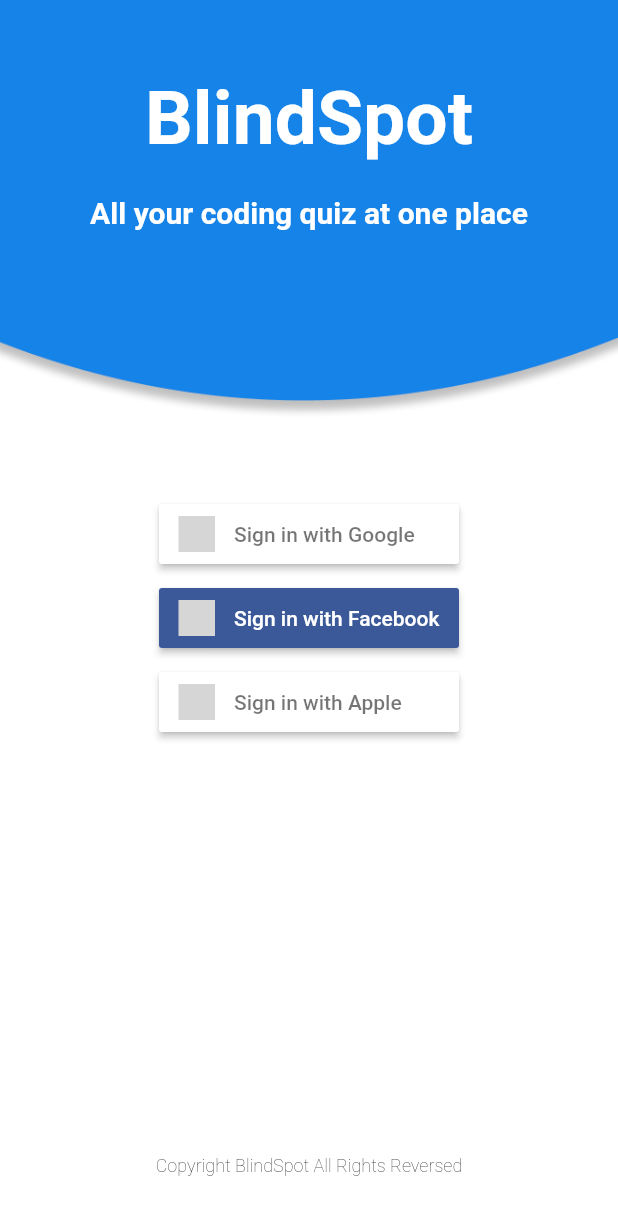
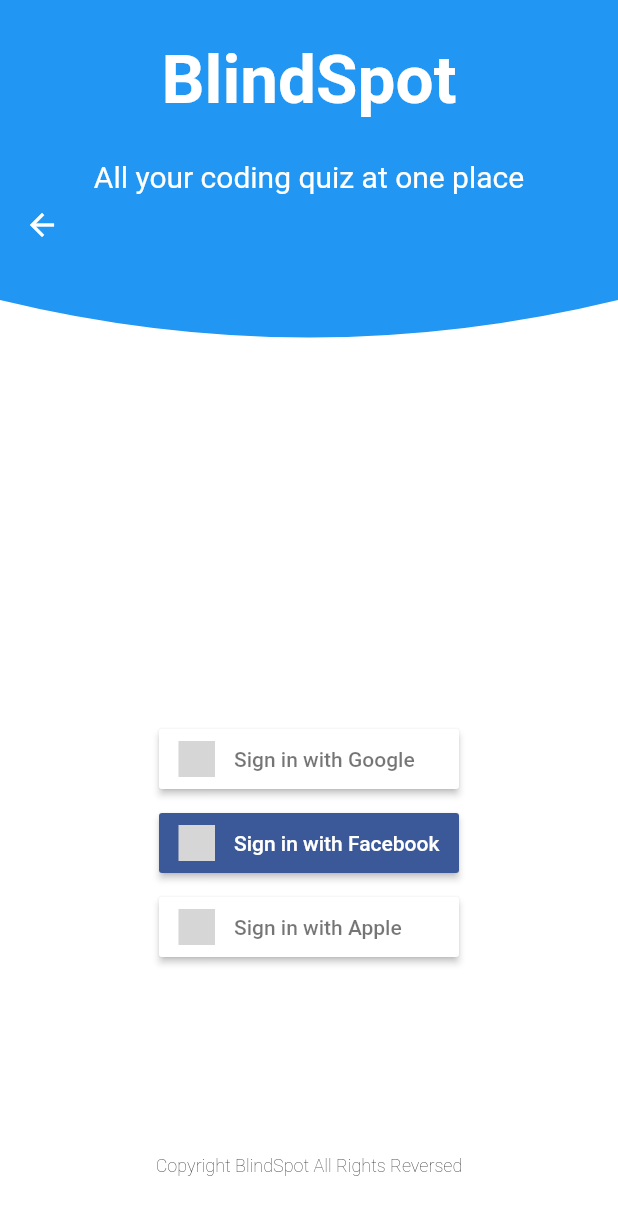
Before and after one commit to sheetalturaga/Tech-Interview-Prep-flutter-mobile-app, a Flutter app: the screen it shows after launch, after a tap on "Login", on a phone screen of 412 x 824 dp. Shown: the top 1215 px of the screen. Run offline on Flutter 3.47's test engine with Material 2 defaults, Android fonts, the phone set to English and light mode, and no system bars; our stand-ins replace cloud_firestore, firebase_auth, firebase_core, firebase_database, firebase_storage, flutter_signin_button and 3 more; missing offline and left inert: flutter_facebook_auth, the_apple_sign_in; accounts and stored records are empty; grey boxes are pictures that could not be loaded.

Commit message:
fix android display issue

```diff
--- a/blindspot_app/lib/screens/landing_screen.dart
+++ b/blindspot_app/lib/screens/landing_screen.dart
@@ -3,6 +3,8 @@ import 'package:blindspot_app/screens/about_screen.dart';
 import 'package:blindspot_app/screens/login_screen.dart';
 import 'package:flutter/material.dart';
 import 'package:get/get.dart';
+
+import '../custom_widgets/custom_appbar.dart';
 
 class LandingScreen extends StatelessWidget {
   const LandingScreen({super.key});
@@ -11,60 +13,51 @@ class LandingScreen extends StatelessWidget {
   Widget build(BuildContext context) {
     Size size = MediaQuery.of(context).size; //total size of our screen
     // ignore: sized_box_for_whitespace
-    return Container(
-      height: size.height,
-      width: double.infinity,
-      child: Stack(
-        children: <Widget>[
-          Positioned(
-            top: 0,
-            left: 0,
-            right: 0,
-            child: Image.asset(
-              "assets/images/top.jpeg",
-              width: size.width * 1,
-              height: 300,
-              fit: BoxFit.cover,
-            ),
-          ),
-          const Positioned(
-            top: 50,
-            left: 0,
-            right: 0,
+    return Scaffold(
+      appBar: AppBar(
+        toolbarHeight: 300,
+        backgroundColor: Colors.transparent,
+        elevation: 0.0,
+        flexibleSpace: ClipPath(
+          clipper: ReviseSize(),
+          child: Container(
+            height: 250,
+            width: MediaQuery.of(context).size.width,
+            color: Colors.blue,
+            child: Column(
+              // mainAxisAlignment: MainAxisAlignment.spaceBetween,
+              children: [
+                const Center(
+                  heightFactor: 2,
                   child: Text(
                     "BlindSpot",
                     style: TextStyle(
+                      fontSize: 45,
                       color: Colors.white,
-                fontSize: 30,
                       fontWeight: FontWeight.bold,
-                decoration: TextDecoration.none,
-              ),
-              textAlign: TextAlign.center,
                     ),
                   ),
-          const Positioned(
-            top: 130,
-            left: 0,
-            right: 0,
-            child: Text(
+                ),
+                const Text(
                   "All your coding quiz at one place",
                   style: TextStyle(
+                    fontSize: 20,
                     color: Colors.white,
-                fontSize: 20,
-                fontWeight: FontWeight.bold,
-                decoration: TextDecoration.none,
-              ),
-              textAlign: TextAlign.center,
                   ),
                 ),
-          Align(
-            alignment: Alignment.bottomCenter,
-            child: Padding(
-              padding: const EdgeInsets.only(bottom: 40),
+              ],
+            ),
+          ),
+        ),
+      ),
+      body: Center(
         child: Column(
           mainAxisSize: MainAxisSize.min,
           children: [
-                  ElevatedButton(
+            SizedBox(
+              width: 150,
+              height: 50,
+              child: ElevatedButton(
                 onPressed: () {
                   Navigator.push(
                     context,
@@ -74,40 +67,23 @@ class LandingScreen extends StatelessWidget {
                       },
                     ),
                   );
-                      //TODO: Implement button functionality
                 },
-                    style: ButtonStyle(
-                      minimumSize:
-                          MaterialStateProperty.all(const Size(150, 50)),
-                      padding: MaterialStateProperty.all(
-                          const EdgeInsets.symmetric(
-                              vertical: 16, horizontal: 24)),
-                      textStyle: MaterialStateProperty.all(
-                          const TextStyle(fontSize: 20)),
-                      backgroundColor: MaterialStateProperty.all(Colors.blue),
+                child: const Text('Login'),
               ),
-                    child: const Text("Login"),
             ),
             const SizedBox(height: 25),
-                  ElevatedButton(
-                    // TODO:Implement signup button functionality
+            SizedBox(
+              width: 150,
+              height: 50,
+              child: ElevatedButton(
                 onPressed: () {
                   Navigator.push(
                     context,
                     MaterialPageRoute(builder: (context) => AboutScreen()),
                   );
                 },
-                    style: ButtonStyle(
-                      minimumSize:
-                          MaterialStateProperty.all(const Size(150, 50)),
-                      padding: MaterialStateProperty.all(
-                          const EdgeInsets.symmetric(
-                              vertical: 16, horizontal: 24)),
-                      textStyle: MaterialStateProperty.all(
-                          const TextStyle(fontSize: 20)),
-                      backgroundColor: MaterialStateProperty.all(Colors.blue),
+                child: const Text('About'),
               ),
-                    child: const Text("About"),
             ),
             const SizedBox(height: 25),
             ArrowButton(
@@ -116,40 +92,7 @@ class LandingScreen extends StatelessWidget {
               },
               childWidget: const Icon(Icons.arrow_forward_ios, size: 20),
             ),
-                  const SizedBox(height: 100),
-
-                  const SizedBox(height: 25),
-                  ArrowButton(
-                    onTap: () => {
-                      Get.offAndToNamed(HomeScreen.routeName),
-                    },
-                    childWidget: const Icon(Icons.arrow_forward_ios, size: 20),
-                  ),
-                  // const SizedBox(height: 100),
-                  // TextButton(
-                  //   onPressed: () {
-                  //     Navigator.push(
-                  //       context,
-                  //       MaterialPageRoute(
-                  //         builder: (context) {
-                  //           return const AboutScreen();
-                  //         },
-                  //       ),
-                  //     );
-                  //   },
-                  //   style: ButtonStyle(
-                  //     foregroundColor: MaterialStateProperty.all(Colors.blue),
-                  //     textStyle: MaterialStateProperty.all(
-                  //         const TextStyle(fontSize: 16)),
-                  //     padding: MaterialStateProperty.all(
-                  //         const EdgeInsets.symmetric(
-                  //             vertical: 16, horizontal: 24)),
-                  //     backgroundColor:
-                  //         MaterialStateProperty.all(Colors.transparent),
-                  //   ),
-                  //   child: const Text("About"),
-                  // ),
-                  const SizedBox(height: 140),
+            const SizedBox(height: 170),
             const Text(
               "Copyright BlindSpot All Rights Reversed",
               style: TextStyle(
@@ -162,9 +105,6 @@ class LandingScreen extends StatelessWidget {
             ),
           ],
         ),
-            ),
-          ),
-        ],
       ),
     );
   }
--- a/blindspot_app/lib/screens/login_screen.dart
+++ b/blindspot_app/lib/screens/login_screen.dart
@@ -14,6 +14,8 @@ import 'package:flutter_signin_button/flutter_signin_button.dart';
 import 'package:firebase_auth/firebase_auth.dart'
     hide EmailAuthProvider, PhoneAuthProvider;
 
+import '../custom_widgets/custom_appbar.dart';
+
 class LoginScreen extends GetView<AuthorizationController> {
   const LoginScreen({super.key});
 
@@ -24,53 +26,89 @@ class LoginScreen extends GetView<AuthorizationController> {
   Widget build(BuildContext context) {
     Size size = MediaQuery.of(context).size; //total size of our screen
     return Scaffold(
+      appBar: AppBar(
+        toolbarHeight: 300,
+        backgroundColor: Colors.transparent,
+        elevation: 0.0,
+        flexibleSpace: ClipPath(
+          clipper: ReviseSize(),
+          child: Container(
+            height: 250,
+            width: MediaQuery.of(context).size.width,
+            color: Colors.blue,
+            child: Column(
+              // mainAxisAlignment: MainAxisAlignment.spaceBetween,
+              children: [
+                const Center(
+                  heightFactor: 2,
+                  child: Text(
+                    "BlindSpot",
+                    style: TextStyle(
+                      fontSize: 45,
+                      color: Colors.white,
+                      fontWeight: FontWeight.bold,
+                    ),
+                  ),
+                ),
+                const Text(
+                  "All your coding quiz at one place",
+                  style: TextStyle(
+                    fontSize: 20,
+                    color: Colors.white,
+                  ),
+                ),
+              ],
+            ),
+          ),
+        ),
+      ),
       // ignore: sized_box_for_whitespace
       body: Container(
         height: size.height,
         width: double.infinity,
         child: Stack(
           children: <Widget>[
-            Positioned(
-              top: 0,
-              left: 0,
-              right: 0,
-              child: Image.asset(
-                "assets/images/top.jpeg",
-                width: size.width * 1,
-                height: 300,
-                fit: BoxFit.cover,
-              ),
-            ),
-            const Positioned(
-              top: 50,
-              left: 0,
-              right: 0,
-              child: Text(
-                "BlindSpot",
-                style: TextStyle(
-                  color: Colors.white,
-                  fontSize: 50,
-                  fontWeight: FontWeight.bold,
-                  decoration: TextDecoration.none,
-                ),
-                textAlign: TextAlign.center,
-              ),
-            ),
-            const Positioned(
-              top: 130,
-              left: 0,
-              right: 0,
-              child: Text(
-                "All your coding quiz at one place",
-                style: TextStyle(
-                  color: Colors.white,
-                  fontSize: 20,
-                  fontWeight: FontWeight.bold,
-                  decoration: TextDecoration.none,
-                ),
-                textAlign: TextAlign.center,
-              ),
-            ),
+            // Positioned(
+            //   top: 0,
+            //   left: 0,
+            //   right: 0,
+            //   child: Image.asset(
+            //     "assets/images/top.jpeg",
+            //     width: size.width * 1,
+            //     height: 300,
+            //     fit: BoxFit.cover,
+            //   ),
+            // ),
+            // const Positioned(
+            //   top: 50,
+            //   left: 0,
+            //   right: 0,
+            //   child: Text(
+            //     "BlindSpot",
+            //     style: TextStyle(
+            //       color: Colors.white,
+            //       fontSize: 50,
+            //       fontWeight: FontWeight.bold,
+            //       decoration: TextDecoration.none,
+            //     ),
+            //     textAlign: TextAlign.center,
+            //   ),
+            // ),
+            // const Positioned(
+            //   top: 130,
+            //   left: 0,
+            //   right: 0,
+            //   child: Text(
+            //     "All your coding quiz at one place",
+            //     style: TextStyle(
+            //       color: Colors.white,
+            //       fontSize: 20,
+            //       fontWeight: FontWeight.bold,
+            //       decoration: TextDecoration.none,
+            //     ),
+            //     textAlign: TextAlign.center,
+            //   ),
+            // ),
             Center(
               child: Column(
                 mainAxisAlignment: MainAxisAlignment.center,
```
Lines whose indentation alone changed are shown as unchanged.
